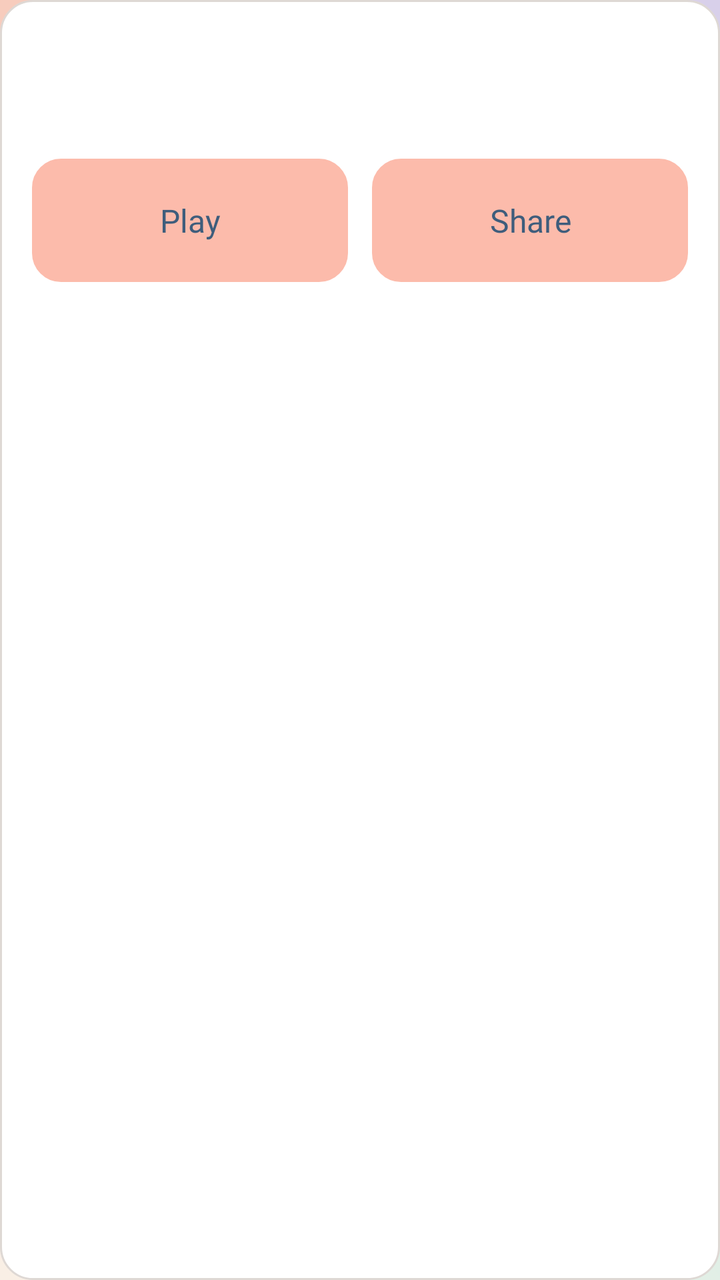
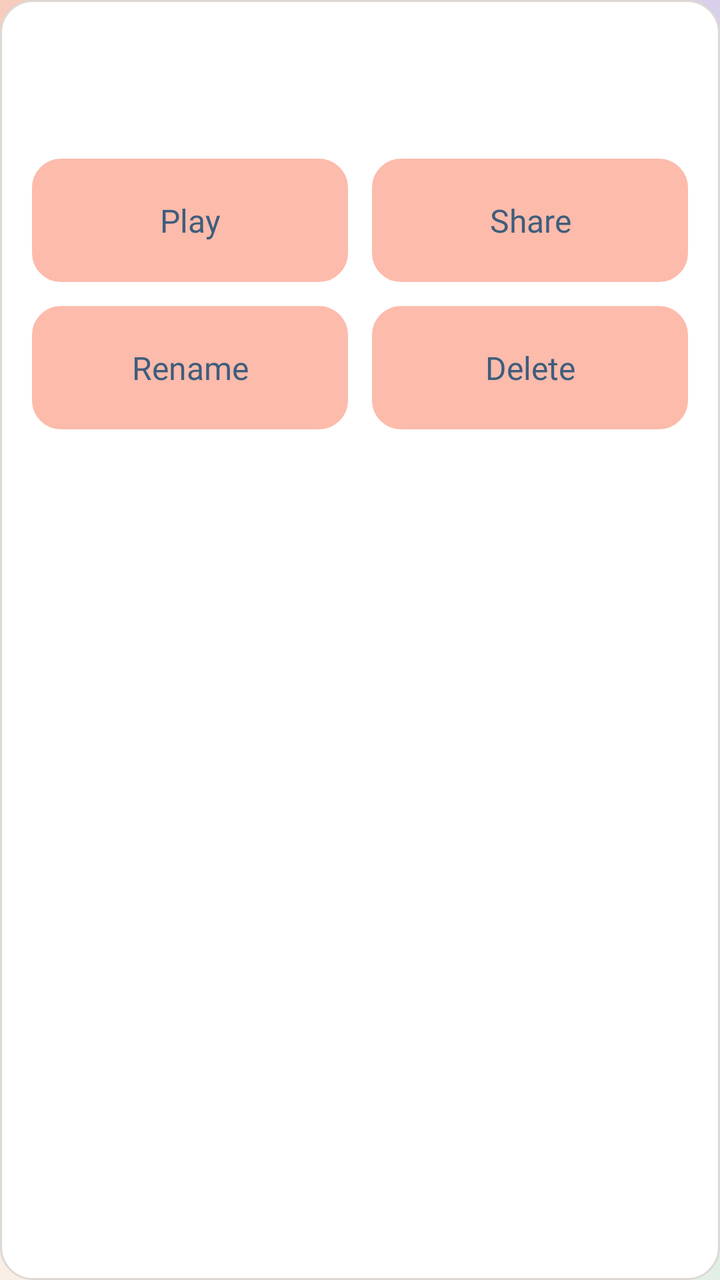

Compare the two renders of this Android layout. The source of the first and the diff that turns it into the second are given below.
<!-- AndroidManifest.xml: application theme Theme.DecMictospeaker -->
<!-- res/layout/item_audio_layout_new.xml -->
<?xml version="1.0" encoding="utf-8"?>
<LinearLayout xmlns:android="http://schemas.android.com/apk/res/android"
    android:id="@+id/card_root" android:layout_width="match_parent" android:layout_height="wrap_content"
    android:layout_marginStart="16dp" android:layout_marginEnd="16dp" android:layout_marginTop="8dp"
    android:layout_marginBottom="8dp" android:padding="16dp" android:orientation="vertical"
    android:background="@drawable/library_card_background">
    <TextView android:id="@+id/title" style="@style/LibraryTitle"/>
    <TextView android:id="@+id/duration" style="@style/LibraryMetadata"/>
    <LinearLayout android:layout_width="match_parent" android:layout_height="wrap_content"
        android:orientation="horizontal" android:layout_marginTop="16dp" android:baselineAligned="false">
        <Button android:id="@+id/play" style="@style/LibraryButton" android:layout_width="0dp"
            android:layout_weight="1" android:text="@string/library_play"/>
        <Button android:id="@+id/share_recording" style="@style/LibraryButton" android:layout_width="0dp"
            android:layout_weight="1" android:layout_marginStart="12dp" android:text="@string/library_share"/>
    </LinearLayout>
</LinearLayout>
<!-- resources referenced by this layout -->
<resources>
  <!-- drawable library_card_background (drawable) -->
  <?xml version="1.0" encoding="utf-8"?>
  <selector xmlns:android="http://schemas.android.com/apk/res/android">
      <item android:state_activated="true">
          <shape>
              <solid android:color="@color/studio_soft" />
              <stroke android:width="2dp" android:color="@color/studio_blue" />
              <corners android:radius="16dp" />
          </shape>
      </item>
      <item>
          <shape>
              <solid android:color="@color/studio_surface" />
              <stroke android:width="1dp" android:color="@color/studio_line" />
              <corners android:radius="16dp" />
          </shape>
      </item>
  </selector>
  <string name="library_play">Play</string>
  <string name="library_share">Share</string>
  <style name="LibraryButton" parent="Widget.AppCompat.Button.Borderless">
          <item name="android:layout_width">match_parent</item>
          <item name="android:layout_height">wrap_content</item>
          <item name="android:minHeight">48dp</item>
          <item name="android:minWidth">48dp</item>
          <item name="android:padding">14dp</item>
          <item name="android:textSize">16sp</item>
          <item name="android:fontFamily">@font/poppins_bold</item>
          <item name="android:textAllCaps">false</item>
          <item name="android:textColor">@color/studio_blue</item>
          <item name="android:background">@drawable/library_button_background</item>
          <item name="android:focusable">true</item>
          <item name="android:clickable">true</item>
      </style>
  <style name="LibraryMetadata" parent="StudioBody">
          <item name="android:textSize">14sp</item>
          <item name="android:layout_marginTop">4dp</item>
      </style>
  <style name="LibraryTitle" parent="StudioBody">
          <item name="android:textSize">18sp</item>
          <item name="android:textColor">@color/studio_ink</item>
          <item name="android:fontFamily">@font/poppins_bold</item>
          <item name="android:layout_marginTop">0dp</item>
      </style>
  <color name="studio_soft">#EDF2F7</color>
  <color name="studio_blue">#3E5D7C</color>
  <color name="studio_surface">#FFFFFFFF</color>
  <color name="studio_line">#DED8D4</color>
  <style name="StudioBody" parent="ToolBody">
          <item name="android:fontFamily">@font/poppins_regular</item>
          <item name="android:textSize">16sp</item>
          <item name="android:textColor">@color/studio_muted</item>
          <item name="android:lineSpacingExtra">4dp</item>
      </style>
  <color name="studio_ink">#29262D</color>
  <color name="pastel_peach">#FCBBAB</color>
  <color name="pastel_peach_pressed">#F8A693</color>
  <color name="quality_text">#21232E</color>
  <color name="pastel_mint">#C0E6DE</color>
  <color name="pastel_mint_pressed">#A9D8CE</color>
  <color name="studio_soft_pressed">#E1EAF2</color>
  <style name="ToolBody">
          <item name="android:layout_width">match_parent</item>
          <item name="android:layout_height">wrap_content</item>
          <item name="android:textSize">15sp</item>
          <item name="android:fontFamily">@font/poppins_regular</item>
          <item name="android:textColor">@color/quality_secondary</item>
          <item name="android:layout_marginTop">10dp</item>
      </style>
  <color name="studio_muted">#625D67</color>
  <color name="quality_secondary">#5C5E6E</color>
  <!-- unchanged entries left out for length: 3 -->
</resources>

<!-- the commit's change to res/layout/item_audio_layout_new.xml (unified diff, before → after) -->
@@ -13,4 +13,11 @@
         <Button android:id="@+id/share_recording" style="@style/LibraryButton" android:layout_width="0dp"
             android:layout_weight="1" android:layout_marginStart="12dp" android:text="@string/library_share"/>
     </LinearLayout>
+    <LinearLayout android:layout_width="match_parent" android:layout_height="wrap_content"
+        android:orientation="horizontal" android:layout_marginTop="12dp" android:baselineAligned="false">
+        <Button android:id="@+id/rename_recording" style="@style/LibraryButton" android:layout_width="0dp"
+            android:layout_weight="1" android:text="@string/library_rename"/>
+        <Button android:id="@+id/delete_recording" style="@style/LibraryButton" android:layout_width="0dp"
+            android:layout_weight="1" android:layout_marginStart="12dp" android:text="@string/library_delete"/>
+    </LinearLayout>
 </LinearLayout>
<!-- resource entries referenced after the edit -->
@@ -18,7 +18,9 @@
           </shape>
       </item>
   </selector>
+  <string name="library_delete">Delete</string>
   <string name="library_play">Play</string>
+  <string name="library_rename">Rename</string>
   <string name="library_share">Share</string>
   <style name="LibraryButton" parent="Widget.AppCompat.Button.Borderless">
           <item name="android:layout_width">match_parent</item>
